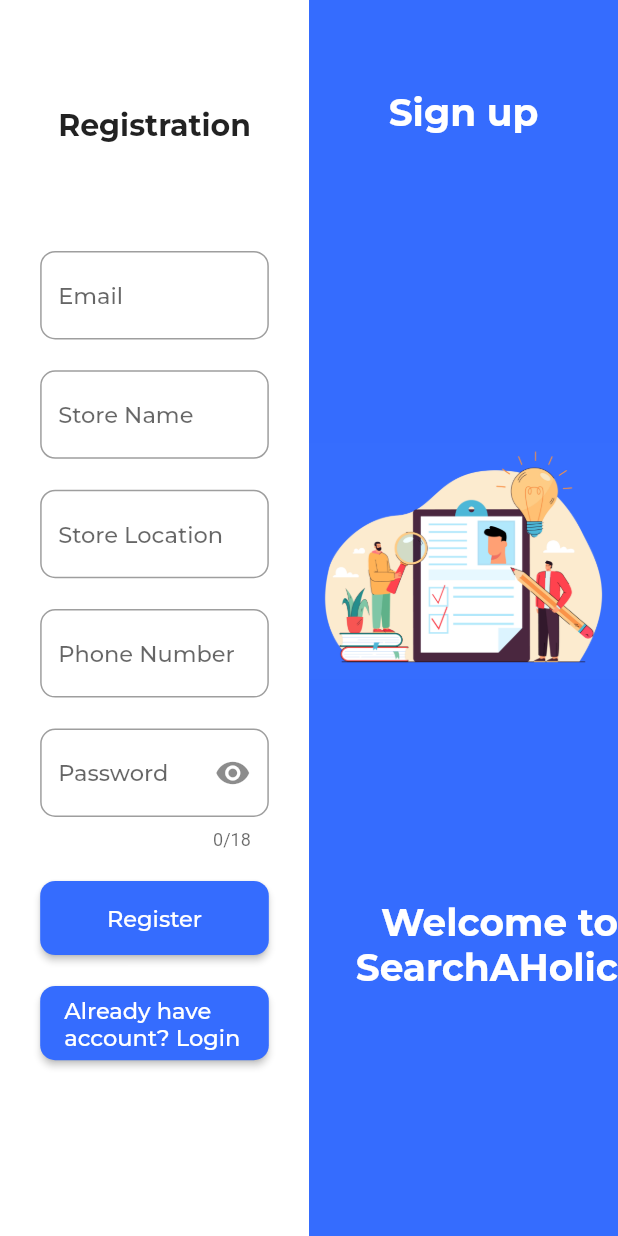
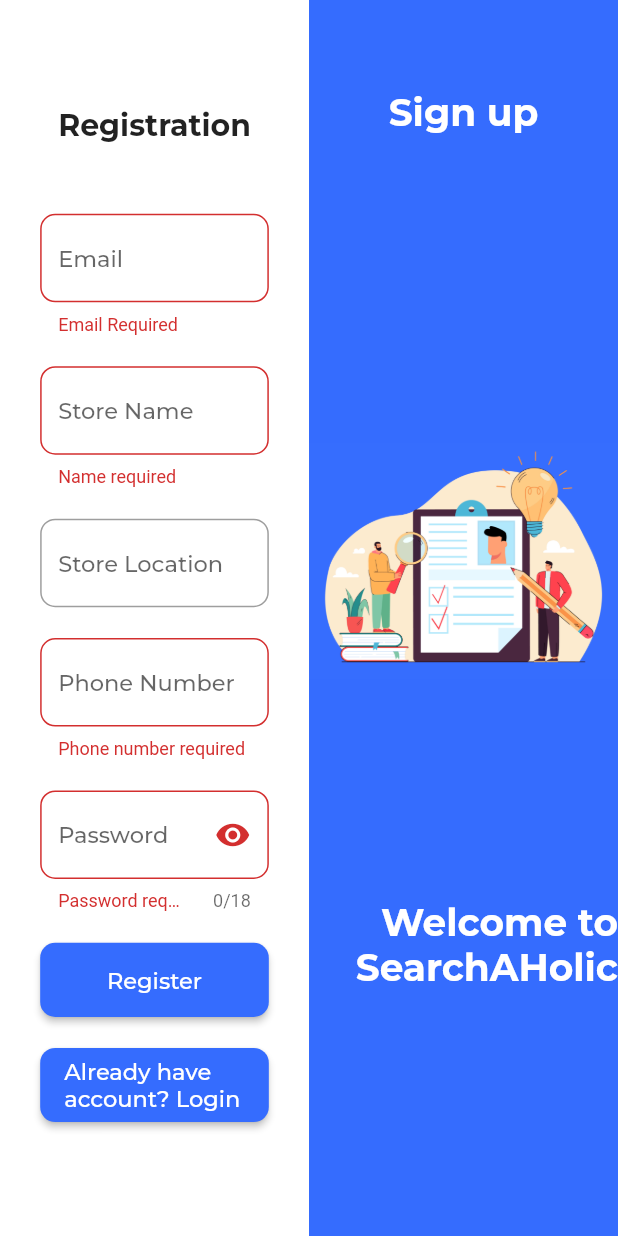
Before and after one commit to mzaeemnasir/Search-A-Holic-FYP, a Flutter app: the SignUp screen opened directly, after a tap on "Register", on a phone screen of 412 x 824 dp. Run offline on Flutter 3.47's test engine with Material 2 defaults, Android fonts, the phone set to English and light mode, and no system bars; our stand-ins replace form_field_validator, google_fonts, rounded_loading_button; missing offline and left inert: desktop_window, firedart.

Commit message:
validation updated

```diff
--- a/lib/imports.dart
+++ b/lib/imports.dart
@@ -9,7 +9,6 @@ export 'package:rounded_loading_button/rounded_loading_button.dart';
 export 'dart:async';
 export 'package:flutter/gestures.dart';
 export 'package:searchaholic/dashboard.dart';
-export 'package:email_validator/email_validator.dart';
 export 'package:searchaholic/firebase_.dart';
 export 'package:searchaholic/registration.dart';
 export 'package:searchaholic/system.dart';
--- a/lib/registration.dart
+++ b/lib/registration.dart
@@ -20,6 +20,7 @@ class _SignUpState extends State<SignUp> {
   var phoneNumber = TextEditingController();
   var password = TextEditingController();
   bool _isObscure = true;
+  GlobalKey<FormState> formkey = GlobalKey<FormState>();
 
   @override
   Widget build(BuildContext context) {
@@ -31,6 +32,8 @@ class _SignUpState extends State<SignUp> {
             width: MediaQuery.of(context).size.width * 0.5,
             color: Colors.white,
             child: Expanded(
+              child: Form(
+                key: formkey,
                 child: Column(
                   children: [
                     SizedBox(
@@ -49,14 +52,14 @@ class _SignUpState extends State<SignUp> {
                     // Text Field Email
                     Container(
                       margin: EdgeInsets.only(
-                      top: MediaQuery.of(context).size.height * 0.087,
+                        top: MediaQuery.of(context).size.height * 0.057,
                       ),
                       width: MediaQuery.of(context).size.width * 0.37,
                       child: TextFormField(
                         controller: email,
                         validator: (value) {
                           if (value == null || value.isEmpty) {
-                          return 'Please enter some text';
+                            return 'Email Required';
                           } else {
                             RegExp regExp = RegExp(
                               r"^[a-zA-Z0-9.]+@[a-zA-Z0-9]+\.[a-zA-Z]+",
@@ -92,6 +95,22 @@ class _SignUpState extends State<SignUp> {
                       ),
                       width: MediaQuery.of(context).size.width * 0.37,
                       child: TextFormField(
+                        validator: (value) {
+                          if (value == null || value.isEmpty) {
+                            return 'Name required';
+                          } else {
+                            RegExp regExp = RegExp(
+                              r"^[a-z A-Z]",
+                              caseSensitive: false,
+                              multiLine: false,
+                            );
+                            if (!regExp.hasMatch(value)) {
+                              // Make input field red
+                              return 'Please enter a valid name';
+                            }
+                          }
+                          return null;
+                        },
                         controller: storeName,
                         decoration: InputDecoration(
                           hintText: "Store Name",
@@ -139,7 +158,7 @@ class _SignUpState extends State<SignUp> {
                         controller: phoneNumber,
                         validator: (value) {
                           if (value == null || value.isEmpty) {
-                          return 'Please enter some text';
+                            return 'Phone number required';
                           } else {
                             RegExp regExp = RegExp(
                               r"^[0-9]{10}$",
@@ -184,7 +203,7 @@ class _SignUpState extends State<SignUp> {
                         controller: password,
                         validator: (value) {
                           if (value == null || value.isEmpty) {
-                          return 'Please enter some text';
+                            return 'Password required';
                           } else {
                             RegExp regExp = RegExp(
                               r"^(?=.*[A-Za-z])(?=.*\d)[A-Za-z\d]{8,}$",
@@ -241,6 +260,7 @@ class _SignUpState extends State<SignUp> {
                           //     const SnackBar(content: Text('Processing Data')),
                           //   );
                           // }
+                          formkey.currentState?.validate();
                           Flutter_api().register(
                               email.text,
                               storeName.text,
@@ -298,6 +318,7 @@ class _SignUpState extends State<SignUp> {
                 ),
               ),
             ),
+          ),
           // Right Side
           Container(
             width: MediaQuery.of(context).size.width * 0.5,
--- a/pubspec.yaml
+++ b/pubspec.yaml
@@ -41,7 +41,6 @@ dependencies:
   flutter_native_splash: ^2.2.14 # Splash Screen
   path_provider: ^2.0.11
   google_fonts: ^3.0.1
-  email_validator: ^2.1.17
   rounded_loading_button: ^2.1.0
   cloud_firestore: ^4.3.1
   form_field_validator: ^1.1.0
```
Also changed, not shown: lib/login.dart (+25 -5 lines), pubspec.lock. Lines whose indentation alone changed are shown as unchanged.
